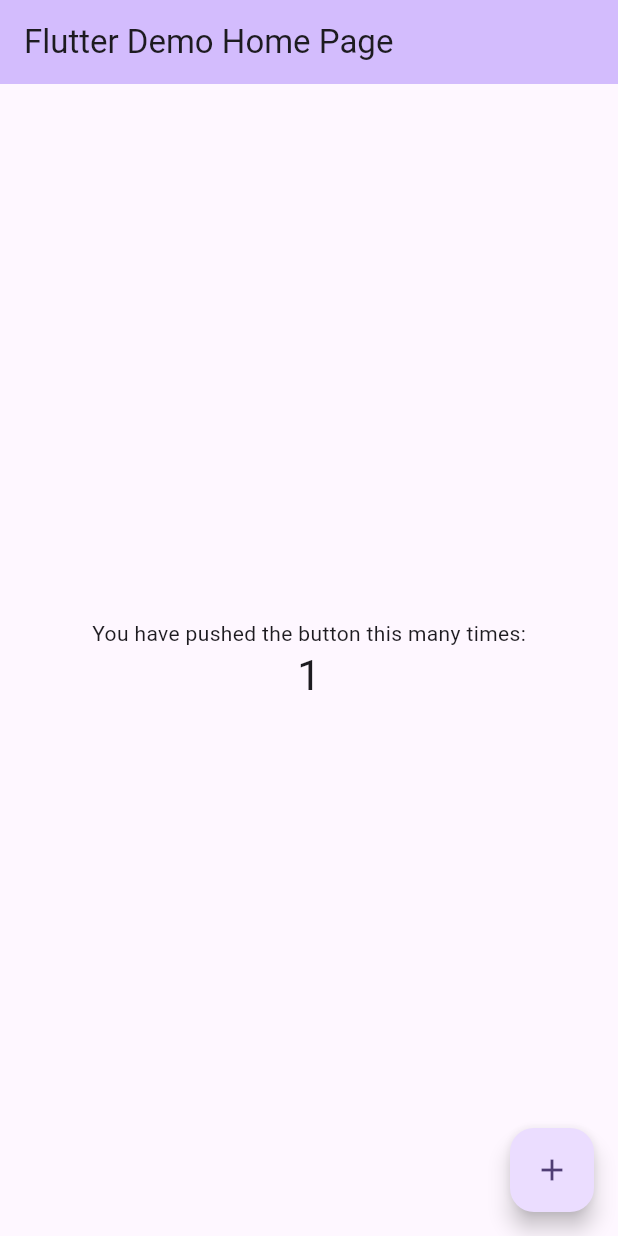
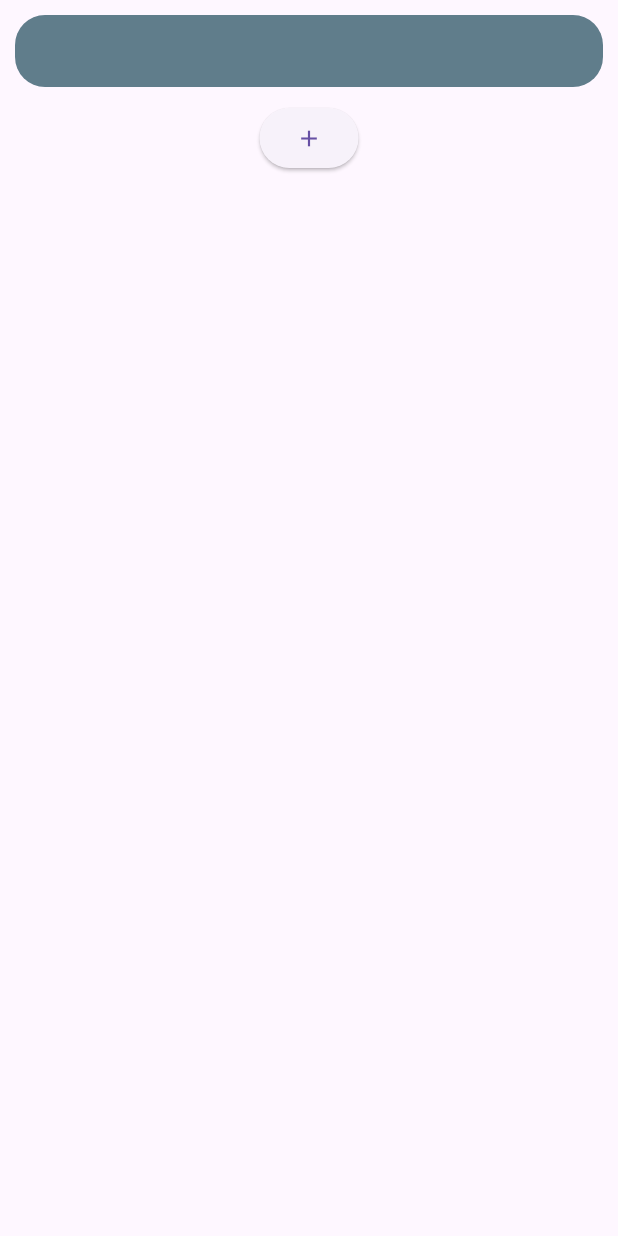
Before and after one commit to farzadseyyedzadeh/doit_todo_app, a Flutter app: the screen it shows after launch, after a tap on the "add" icon, on a phone screen of 412 x 824 dp. Run offline on Flutter 3.47's test engine with Material 3 defaults, Android fonts, the phone set to English and light mode, and no system bars.

Commit message:
home screen skeleton created

```diff
--- a/lib/main.dart
+++ b/lib/main.dart
@@ -1,125 +1,18 @@
+import 'package:doit_todo_app/screens/home_screen.dart';
 import 'package:flutter/material.dart';
 
 void main() {
-  runApp(const MyApp());
+  runApp(const DoItApp());
 }
 
-class MyApp extends StatelessWidget {
-  const MyApp({super.key});
+class DoItApp extends StatelessWidget {
+  const DoItApp({super.key});
 
-  // This widget is the root of your application.
   @override
   Widget build(BuildContext context) {
     return MaterialApp(
-      title: 'Flutter Demo',
-      theme: ThemeData(
-        // This is the theme of your application.
-        //
-        // TRY THIS: Try running your application with "flutter run". You'll see
-        // the application has a purple toolbar. Then, without quitting the app,
-        // try changing the seedColor in the colorScheme below to Colors.green
-        // and then invoke "hot reload" (save your changes or press the "hot
-        // reload" button in a Flutter-supported IDE, or press "r" if you used
-        // the command line to start the app).
-        //
-        // Notice that the counter didn't reset back to zero; the application
-        // state is not lost during the reload. To reset the state, use hot
-        // restart instead.
-        //
-        // This works for code too, not just values: Most code changes can be
-        // tested with just a hot reload.
-        colorScheme: ColorScheme.fromSeed(seedColor: Colors.deepPurple),
-        useMaterial3: true,
-      ),
-      home: const MyHomePage(title: 'Flutter Demo Home Page'),
+      debugShowCheckedModeBanner: false,
+      home: HomeScreen(),
     );
   }
 }
-
-class MyHomePage extends StatefulWidget {
-  const MyHomePage({super.key, required this.title});
-
-  // This widget is the home page of your application. It is stateful, meaning
-  // that it has a State object (defined below) that contains fields that affect
-  // how it looks.
-
-  // This class is the configuration for the state. It holds the values (in this
-  // case the title) provided by the parent (in this case the App widget) and
-  // used by the build method of the State. Fields in a Widget subclass are
-  // always marked "final".
-
-  final String title;
-
-  @override
-  State<MyHomePage> createState() => _MyHomePageState();
-}
-
-class _MyHomePageState extends State<MyHomePage> {
-  int _counter = 0;
-
-  void _incrementCounter() {
-    setState(() {
-      // This call to setState tells the Flutter framework that something has
-      // changed in this State, which causes it to rerun the build method below
-      // so that the display can reflect the updated values. If we changed
-      // _counter without calling setState(), then the build method would not be
-      // called again, and so nothing would appear to happen.
-      _counter++;
-    });
-  }
-
-  @override
-  Widget build(BuildContext context) {
-    // This method is rerun every time setState is called, for instance as done
-    // by the _incrementCounter method above.
-    //
-    // The Flutter framework has been optimized to make rerunning build methods
-    // fast, so that you can just rebuild anything that needs updating rather
-    // than having to individually change instances of widgets.
-    return Scaffold(
-      appBar: AppBar(
-        // TRY THIS: Try changing the color here to a specific color (to
-        // Colors.amber, perhaps?) and trigger a hot reload to see the AppBar
-        // change color while the other colors stay the same.
-        backgroundColor: Theme.of(context).colorScheme.inversePrimary,
-        // Here we take the value from the MyHomePage object that was created by
-        // the App.build method, and use it to set our appbar title.
-        title: Text(widget.title),
-      ),
-      body: Center(
-        // Center is a layout widget. It takes a single child and positions it
-        // in the middle of the parent.
-        child: Column(
-          // Column is also a layout widget. It takes a list of children and
-          // arranges them vertically. By default, it sizes itself to fit its
-          // children horizontally, and tries to be as tall as its parent.
-          //
-          // Column has various properties to control how it sizes itself and
-          // how it positions its children. Here we use mainAxisAlignment to
-          // center the children vertically; the main axis here is the vertical
-          // axis because Columns are vertical (the cross axis would be
-          // horizontal).
-          //
-          // TRY THIS: Invoke "debug painting" (choose the "Toggle Debug Paint"
-          // action in the IDE, or press "p" in the console), to see the
-          // wireframe for each widget.
-          mainAxisAlignment: MainAxisAlignment.center,
-          children: <Widget>[
-            const Text(
-              'You have pushed the button this many times:',
-            ),
-            Text(
-              '$_counter',
-              style: Theme.of(context).textTheme.headlineMedium,
-            ),
-          ],
-        ),
-      ),
-      floatingActionButton: FloatingActionButton(
-        onPressed: _incrementCounter,
-        tooltip: 'Increment',
-        child: const Icon(Icons.add),
-      ), // This trailing comma makes auto-formatting nicer for build methods.
-    );
-  }
-}
--- /dev/null
+++ b/lib/screens/home_screen.dart
@@ -0,0 +1,47 @@
+import 'package:flutter/material.dart';
+
+class HomeScreen extends StatefulWidget {
+  HomeScreen({super.key});
+
+  @override
+  State<HomeScreen> createState() => _HomeScreenState();
+}
+
+class _HomeScreenState extends State<HomeScreen> {
+  final todoController = TextEditingController();
+
+  List<String> todos = [];
+
+  @override
+  Widget build(BuildContext context) {
+    return Scaffold(
+      body: SafeArea(
+        child: Column(
+          children: [
+            Container(
+              padding: EdgeInsets.only(left: 10),
+              margin: EdgeInsets.all(10),
+              decoration: BoxDecoration(
+                color: Colors.blueGrey,
+                borderRadius: BorderRadius.circular(20),
+              ),
+              child: TextField(
+                controller: todoController,
+                decoration: InputDecoration(border: InputBorder.none),
+              ),
+            ),
+            ElevatedButton(
+                onPressed: () {
+                  setState(() {
+                    todos.add(todoController.text);
+                  });
+                  todoController.clear();
+                },
+                child: Icon(Icons.add)),
+            for (String todo in todos) Text(todo),
+          ],
+        ),
+      ),
+    );
+  }
+}
```
